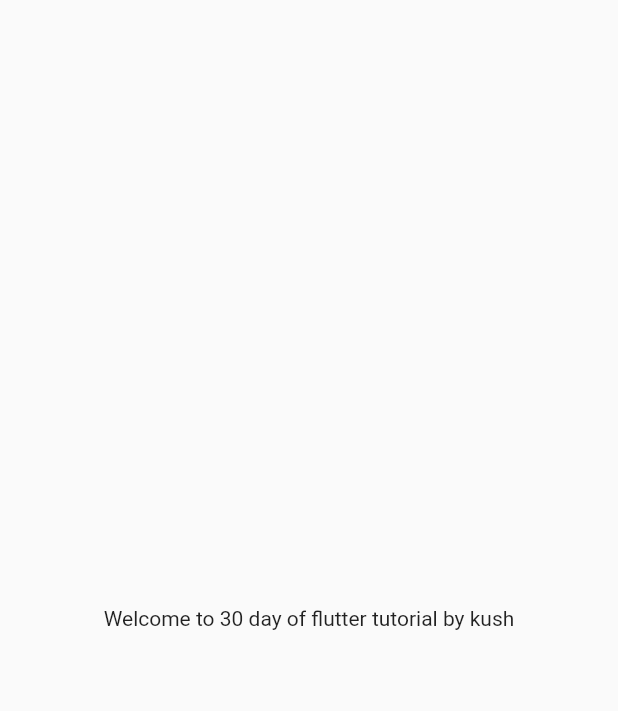
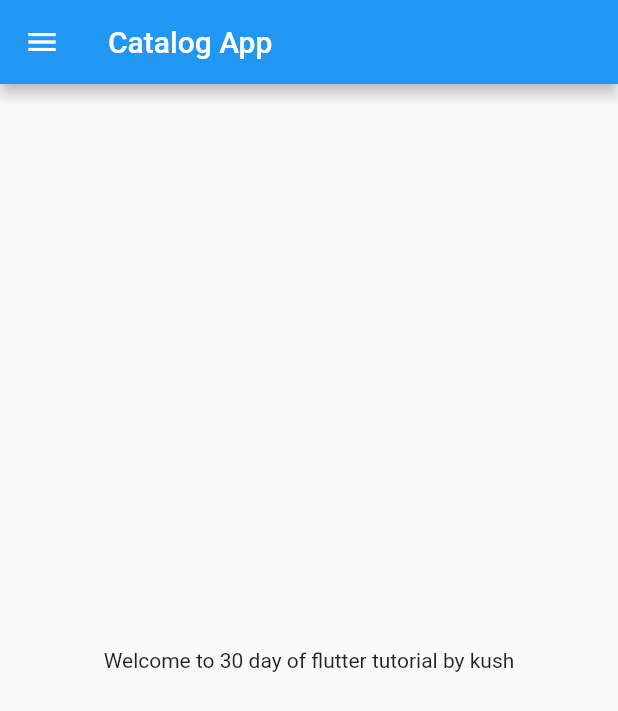
Before and after one commit to kusumeshkant/tutorialapp, a Flutter app: the screen it shows after launch, on a phone screen of 412 x 824 dp. Shown: the top 711 px of the screen. Run offline on Flutter 3.47's test engine with Material 2 defaults, Android fonts, the phone set to English and light mode, and no system bars.

Commit message:
day2 done

```diff
--- a/lib/home_page.dart
+++ b/lib/home_page.dart
@@ -6,10 +6,12 @@ class HomePage extends StatelessWidget {
   @override
   Widget build(BuildContext context) {
     return Scaffold(
+      appBar: AppBar(title: Text("Catalog App")),
       // ignore: avoid_unnecessary_containers
       body: Center(
         child: Text("Welcome to $day day of flutter tutorial by $name"),
       ),
+      drawer: Drawer(),
     );
   }
 }
```
